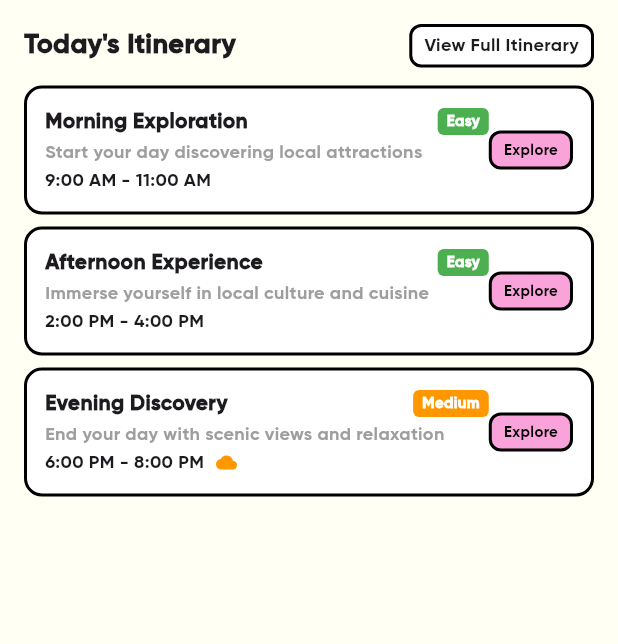
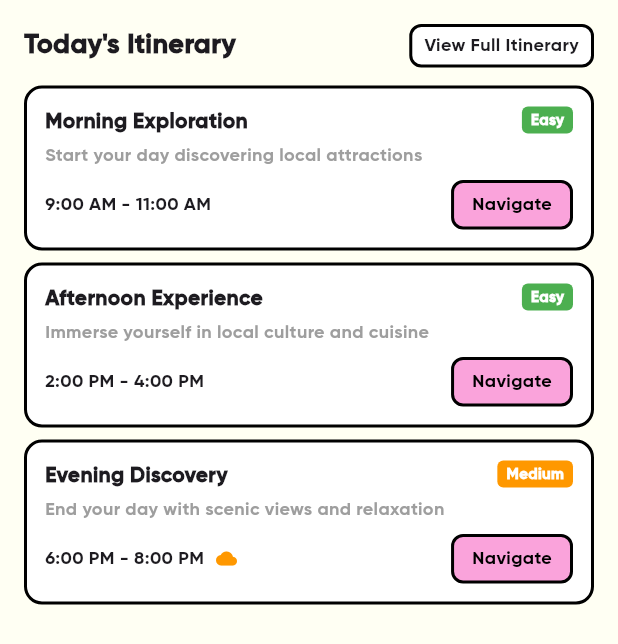
Before and after one commit to Quasar-025/SoloMate-frontend, a Flutter app: the ItineraryCard widget shown alone on an empty page, opened directly, on a phone screen of 412 x 824 dp. Shown: the top 644 px of the screen. Run offline on Flutter 3.47's test engine with Material 3 defaults, Android fonts, the light colour scheme and no system bars; our stand-ins replace flutter_dotenv, geocoding, geolocator, google_sign_in, shared_preferences; missing offline and left inert: neubrutalism_ui; accounts and stored records are empty; network calls fail.

Commit message:
Fixed the homescreen widgets and link the sos button on homescreen to safety screen

```diff
--- a/lib/main.dart
+++ b/lib/main.dart
@@ -10,6 +10,7 @@ import 'screens/home_screen.dart';
 import 'screens/profile_screen.dart';
 import 'screens/auth/get_started_screen.dart';
 import 'screens/quest_screen.dart';
+import 'screens/safety_screen.dart';
 
 void main() async {
   WidgetsFlutterBinding.ensureInitialized();
@@ -71,6 +72,7 @@ class MyApp extends StatelessWidget {
         '/profile': (context) => const ProfileScreen(),
         // '/safety': (context) => const SafetyScreen(),
         '/quest': (context) => const QuestScreen(),
+        '/safety': (context) => const SafetyScreen(),
       },
     );
   }
--- a/lib/widgets/home/itinerary_card.dart
+++ b/lib/widgets/home/itinerary_card.dart
@@ -231,13 +231,13 @@ class ItineraryCard extends StatelessWidget {
   ) {
     return Container(
       padding: const EdgeInsets.all(12),
-      child: Row(
-        children: [
-          Expanded(
       child: Column(
         crossAxisAlignment: CrossAxisAlignment.start,
         children: [
+          // Top row with title and difficulty
           Row(
+            mainAxisAlignment: MainAxisAlignment.spaceBetween,
+            crossAxisAlignment: CrossAxisAlignment.start,
             children: [
               Expanded(
                 child: Text(
@@ -268,7 +268,8 @@ class ItineraryCard extends StatelessWidget {
                 ),
             ],
           ),
-                const SizedBox(height: 2),
+          const SizedBox(height: 4),
+          // Description
           Text(
             subtitle,
             style: const TextStyle(
@@ -278,7 +279,11 @@ class ItineraryCard extends StatelessWidget {
               fontWeight: FontWeight.w300,
             ),
           ),
-                const SizedBox(height: 2),
+          const SizedBox(height: 8),
+          // Time row with navigation button
+          Row(
+            mainAxisAlignment: MainAxisAlignment.spaceBetween,
+            children: [
               Row(
                 children: [
                   Text(
@@ -299,11 +304,8 @@ class ItineraryCard extends StatelessWidget {
                   ],
                 ],
               ),
-              ],
-            ),
-          ),
               Container(
-            padding: const EdgeInsets.symmetric(horizontal: 8, vertical: 4),
+                padding: const EdgeInsets.symmetric(horizontal: 12, vertical: 6),
                 decoration: BoxDecoration(
                   color: const Color(0xFFFAA3DB),
                   border: Border.all(color: Colors.black, width: 2),
@@ -314,15 +316,17 @@ class ItineraryCard extends StatelessWidget {
                     // TODO: Implement navigation functionality
                   },
                   child: const Text(
-                'Explore',
+                    'Navigate',
                     style: TextStyle(
-                  fontSize: 10,
-                  fontWeight: FontWeight.w300,
+                      fontSize: 12,
+                      fontWeight: FontWeight.w500,
                       color: Colors.black,
                       fontFamily: 'gilroy',
                     ),
                   ),
                 ),
+              ),
+            ],
           ),
         ],
       ),
```
Also changed, not shown: lib/widgets/home/nearby_explore_card.dart (+22 -10 lines), lib/widgets/home/safety_snapshot_card.dart (+10 -12 lines), lib/widgets/home/weather_card.dart (+14 -3 lines). Lines whose indentation alone changed are shown as unchanged.
